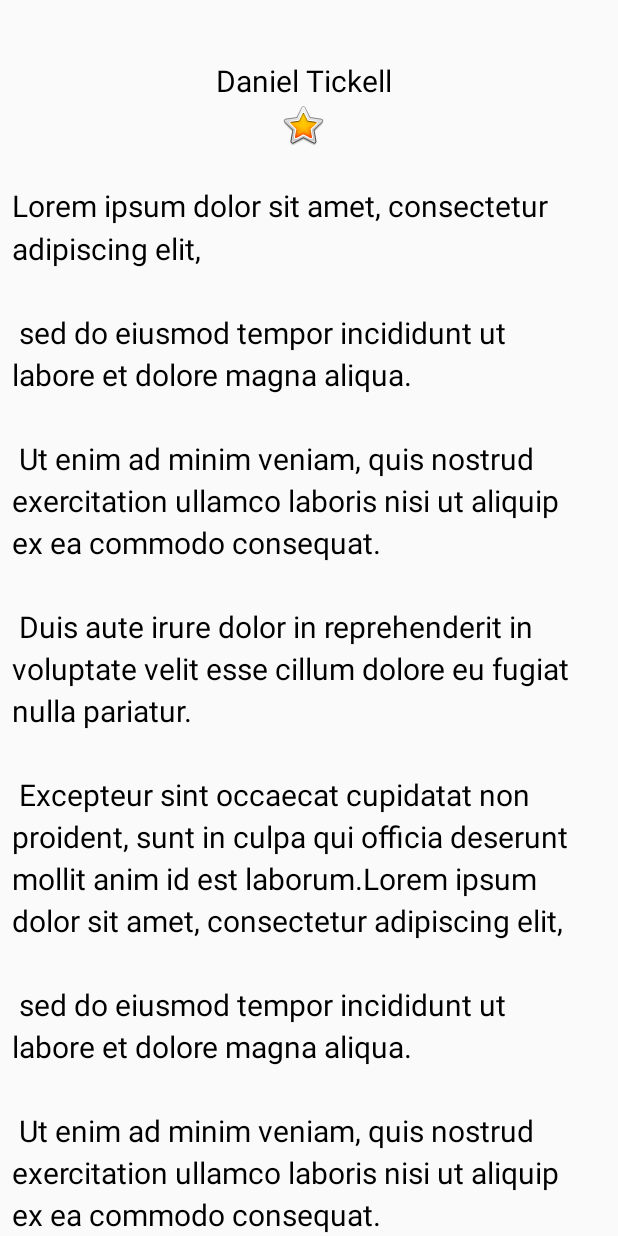
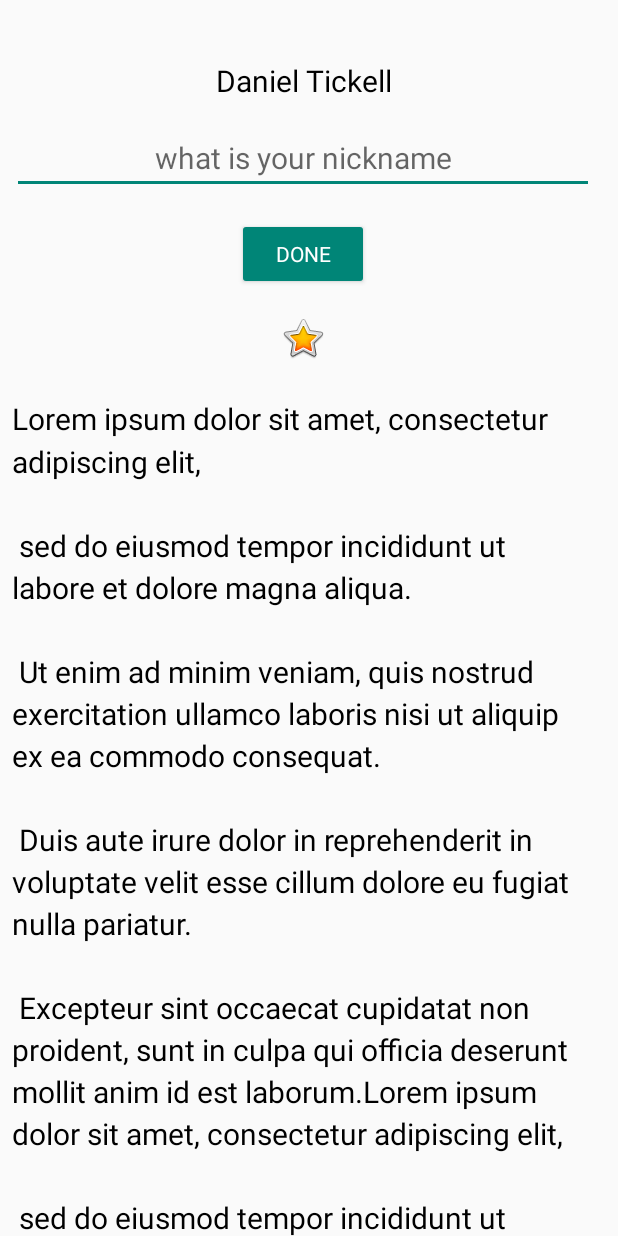
Before and after one commit to daniel-tickell/aboutme, an Android app built with Jetpack Compose: the screen it shows after launch (MainActivity), on a phone screen of 412 x 824 dp. Run offline under Robolectric (Android 15) with nearby library versions, the phone set to English and light mode, and no system bars; our stand-ins replace data binding.

Commit message:
First Commit

```diff
--- a/app/build.gradle.kts
+++ b/app/build.gradle.kts
@@ -29,6 +29,8 @@ android {
             )
         }
     }
+
+
     compileOptions {
         sourceCompatibility = JavaVersion.VERSION_1_8
         targetCompatibility = JavaVersion.VERSION_1_8
@@ -38,6 +40,7 @@ android {
     }
     buildFeatures {
         compose = true
+        dataBinding = true
     }
     composeOptions {
         kotlinCompilerExtensionVersion = "1.5.1"
@@ -59,6 +62,7 @@ dependencies {
     implementation(libs.androidx.ui.graphics)
     implementation(libs.androidx.ui.tooling.preview)
     implementation(libs.androidx.material3)
+    implementation(libs.androidx.appcompat)
     testImplementation(libs.junit)
     androidTestImplementation(libs.androidx.junit)
     androidTestImplementation(libs.androidx.espresso.core)
--- a/app/src/main/java/com/tnbk00/aboutme/MainActivity.kt
+++ b/app/src/main/java/com/tnbk00/aboutme/MainActivity.kt
@@ -1,6 +1,12 @@
 package com.tnbk00.aboutme
 
+import android.content.Context
 import android.os.Bundle
+import android.view.View
+import android.view.inputmethod.InputMethodManager
+import android.widget.Button
+import android.widget.EditText
+import android.widget.TextView
 import androidx.activity.ComponentActivity
 import androidx.activity.compose.setContent
 import androidx.activity.enableEdgeToEdge
@@ -12,11 +18,37 @@ import androidx.compose.runtime.Composable
 import androidx.compose.ui.Modifier
 import androidx.compose.ui.tooling.preview.Preview
 import com.tnbk00.aboutme.ui.theme.AboutMeTheme
+import androidx.appcompat.app.AppCompatActivity
+import androidx.databinding.DataBindingUtil
+import com.tnbk00.aboutme.databinding.ActivityMainBinding
+
 
 class MainActivity : ComponentActivity() {
+    private lateinit var  binding: ActivityMainBinding
+    private val myName: MyName = MyName("Daniel Tickell")
+
     override fun onCreate(savedInstanceState: Bundle?) {
         super.onCreate(savedInstanceState)
-        setContentView(R.layout.activity_main)
+
+        binding = DataBindingUtil.setContentView(this, R.layout.activity_main)
+        binding.myName = myName
+        binding.doneButton.setOnClickListener {
+            addNickname(it)
+        }
 
     }
+    private fun addNickname(view: View) {
+        binding.apply {
+            myName?.nickname = nicknameEdit.text.toString()
+
+            invalidateAll()
+            binding.nicknameEdit.visibility = View.GONE
+            binding.doneButton.visibility = View.GONE
+            binding.nicknameText.visibility = View.VISIBLE
+        }
+
+        val inm = getSystemService(Context.INPUT_METHOD_SERVICE) as InputMethodManager
+        inm.hideSoftInputFromWindow(view.windowToken, 0)
+    }
+
 }
--- /dev/null
+++ b/app/src/main/java/com/tnbk00/aboutme/MyName.kt
@@ -0,0 +1,4 @@
+package com.tnbk00.aboutme
+
+data class MyName(var name: String = "", var nickname: String = "") {
+}
--- a/app/src/main/res/layout/activity_main.xml
+++ b/app/src/main/res/layout/activity_main.xml
@@ -1,4 +1,12 @@
 <?xml version="1.0" encoding="utf-8"?>
+<layout>
+
+    <data>
+        <variable
+         name="myName"
+            type= "com.tnbk00.aboutme.MyName"
+        />
+    </data>
     <LinearLayout xmlns:android="http://schemas.android.com/apk/res/android"
         xmlns:tools="http://schemas.android.com/tools"
         android:layout_width="match_parent"
@@ -10,14 +18,44 @@
         android:paddingEnd="@dimen/padding">
 
         <TextView
-        android:id="@+id/textView"
+            android:id="@+id/name_text"
             style="@style/NameStyle"
             android:layout_width="match_parent"
             android:layout_height="wrap_content"
-        android:text="@string/name"
+            android:text="@={myName.name}"
             android:textAlignment="center"
-        android:textColor="@color/black"
-        tools:text="Daniel Tickell" />
+            android:textColor="@color/black"/>
+
+
+        <TextView
+            android:id="@+id/nickname_text"
+            style="@style/NameStyle"
+            android:layout_width="match_parent"
+            android:layout_height="wrap_content"
+            android:textAlignment="center"
+            android:visibility="gone"
+            android:text="@={myName.nickname}"/>
+
+        <EditText
+            android:id="@+id/nickname_edit"
+            style="@style/NameStyle"
+            android:layout_width="match_parent"
+            android:layout_height="wrap_content"
+            android:ems="10"
+            android:hint="@string/what_is_your_nickname"
+            android:inputType="text"
+            android:textAlignment="center" />
+
+        <Button
+            android:id="@+id/done_button"
+            style="@style/Widget.AppCompat.Button.Colored"
+            android:layout_width="wrap_content"
+            android:layout_height="wrap_content"
+            android:layout_gravity="center_horizontal"
+            android:layout_margin="@dimen/layout_margin"
+            android:fontFamily="@font/roboto"
+            android:text="@string/done"
+            android:textColorLink="@color/colorAccent" />
 
         <ImageView
             android:id="@+id/star_image"
@@ -42,3 +80,4 @@
 
         </ScrollView>
     </LinearLayout>
+</layout>
--- a/app/src/main/res/values/colors.xml
+++ b/app/src/main/res/values/colors.xml
@@ -7,4 +7,5 @@
     <color name="teal_700">#FF018786</color>
     <color name="black">#FF000000</color>
     <color name="white">#FFFFFFFF</color>
+    <color name="colorAccent">#76bf5e</color>
 </resources>
--- a/app/src/main/res/values/strings.xml
+++ b/app/src/main/res/values/strings.xml
@@ -13,4 +13,6 @@
     \n\n Duis aute irure dolor in reprehenderit in voluptate velit esse cillum dolore eu fugiat nulla pariatur.
     \n\n Excepteur sint occaecat cupidatat non proident, sunt in culpa qui officia deserunt mollit anim id est laborum.
         " </string>
+    <string name="what_is_your_nickname">what is your nickname</string>
+    <string name="done">DONE</string>
 </resources>
--- a/gradle/libs.versions.toml
+++ b/gradle/libs.versions.toml
@@ -8,6 +8,7 @@ espressoCore = "3.6.1"
 lifecycleRuntimeKtx = "2.8.4"
 activityCompose = "1.9.1"
 composeBom = "2024.04.01"
+appcompat = "1.7.0"
 
 [libraries]
 androidx-core-ktx = { group = "androidx.core", name = "core-ktx", version.ref = "coreKtx" }
@@ -24,6 +25,7 @@ androidx-ui-tooling-preview = { group = "androidx.compose.ui", name = "ui-toolin
 androidx-ui-test-manifest = { group = "androidx.compose.ui", name = "ui-test-manifest" }
 androidx-ui-test-junit4 = { group = "androidx.compose.ui", name = "ui-test-junit4" }
 androidx-material3 = { group = "androidx.compose.material3", name = "material3" }
+androidx-appcompat = { group = "androidx.appcompat", name = "appcompat", version.ref = "appcompat" }
 
 [plugins]
 android-application = { id = "com.android.application", version.ref = "agp" }
```
Lines whose indentation alone changed are shown as unchanged.
